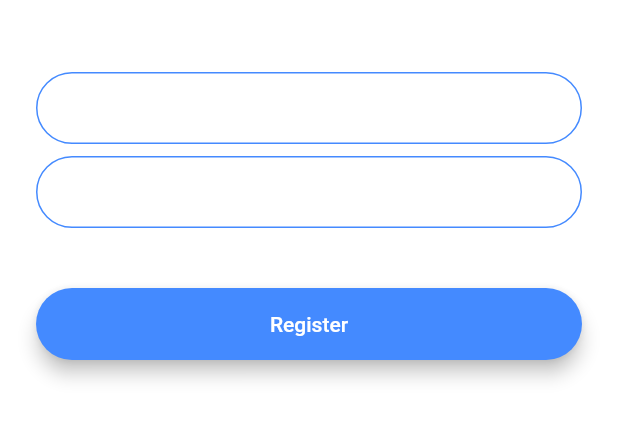
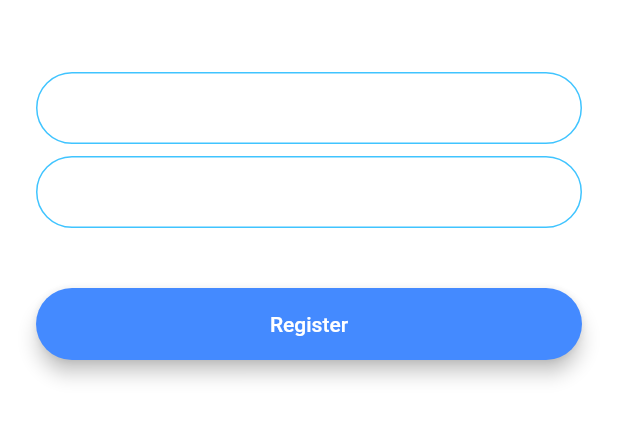
Before and after one commit to dtodt/flash-chat, a Flutter app: the RegistrationScreen screen opened by its route, on a phone screen of 412 x 824 dp, the part 576-1018 px from its top. Run offline on Flutter 3.47's test engine with Material 2 defaults, Android fonts, the phone set to English and light mode, and no system bars; our stand-ins replace animated_text_kit.

Commit message:
refactor: field decoration

```diff
--- a/lib/constants.dart
+++ b/lib/constants.dart
@@ -17,3 +17,18 @@ const kMessageContainerDecoration = BoxDecoration(
     top: BorderSide(color: Colors.lightBlueAccent, width: 2.0),
   ),
 );
+
+const kTextFieldDecoration = InputDecoration(
+  contentPadding: EdgeInsets.symmetric(vertical: 10.0, horizontal: 20.0),
+  border: OutlineInputBorder(
+    borderRadius: BorderRadius.all(Radius.circular(32.0)),
+  ),
+  enabledBorder: OutlineInputBorder(
+    borderSide: BorderSide(color: Colors.lightBlueAccent, width: 1.0),
+    borderRadius: BorderRadius.all(Radius.circular(32.0)),
+  ),
+  focusedBorder: OutlineInputBorder(
+    borderSide: BorderSide(color: Colors.lightBlueAccent, width: 2.0),
+    borderRadius: BorderRadius.all(Radius.circular(32.0)),
+  ),
+);
--- a/lib/screens/registration_screen.dart
+++ b/lib/screens/registration_screen.dart
@@ -1,4 +1,5 @@
 import 'package:flash_chat/components/rounded_button.dart';
+import 'package:flash_chat/constants.dart';
 import 'package:flutter/material.dart';
 
 class RegistrationScreen extends StatefulWidget {
@@ -33,21 +34,8 @@ class _RegistrationScreenState extends State<RegistrationScreen> {
               onChanged: (value) {
                 //Do something with the user input.
               },
-              decoration: InputDecoration(
+              decoration: kTextFieldDecoration.copyWith(
                 hintText: 'Enter your email',
-                contentPadding:
-                    EdgeInsets.symmetric(vertical: 10.0, horizontal: 20.0),
-                border: OutlineInputBorder(
-                  borderRadius: BorderRadius.all(Radius.circular(32.0)),
-                ),
-                enabledBorder: OutlineInputBorder(
-                  borderSide: BorderSide(color: Colors.blueAccent, width: 1.0),
-                  borderRadius: BorderRadius.all(Radius.circular(32.0)),
-                ),
-                focusedBorder: OutlineInputBorder(
-                  borderSide: BorderSide(color: Colors.blueAccent, width: 2.0),
-                  borderRadius: BorderRadius.all(Radius.circular(32.0)),
-                ),
               ),
             ),
             SizedBox(
@@ -57,21 +45,8 @@ class _RegistrationScreenState extends State<RegistrationScreen> {
               onChanged: (value) {
                 //Do something with the user input.
               },
-              decoration: InputDecoration(
+              decoration: kTextFieldDecoration.copyWith(
                 hintText: 'Enter your password',
-                contentPadding:
-                    EdgeInsets.symmetric(vertical: 10.0, horizontal: 20.0),
-                border: OutlineInputBorder(
-                  borderRadius: BorderRadius.all(Radius.circular(32.0)),
-                ),
-                enabledBorder: OutlineInputBorder(
-                  borderSide: BorderSide(color: Colors.blueAccent, width: 1.0),
-                  borderRadius: BorderRadius.all(Radius.circular(32.0)),
-                ),
-                focusedBorder: OutlineInputBorder(
-                  borderSide: BorderSide(color: Colors.blueAccent, width: 2.0),
-                  borderRadius: BorderRadius.all(Radius.circular(32.0)),
-                ),
               ),
             ),
             SizedBox(
```
Also changed, not shown: lib/screens/login_screen.dart (+3 -32 lines).
